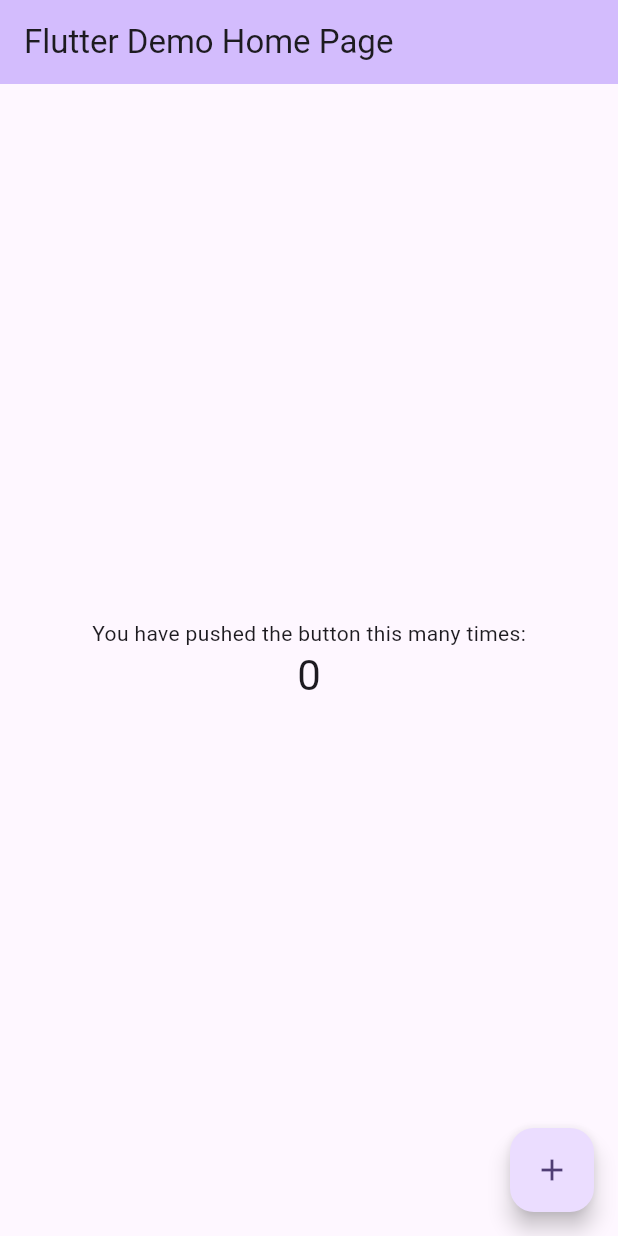
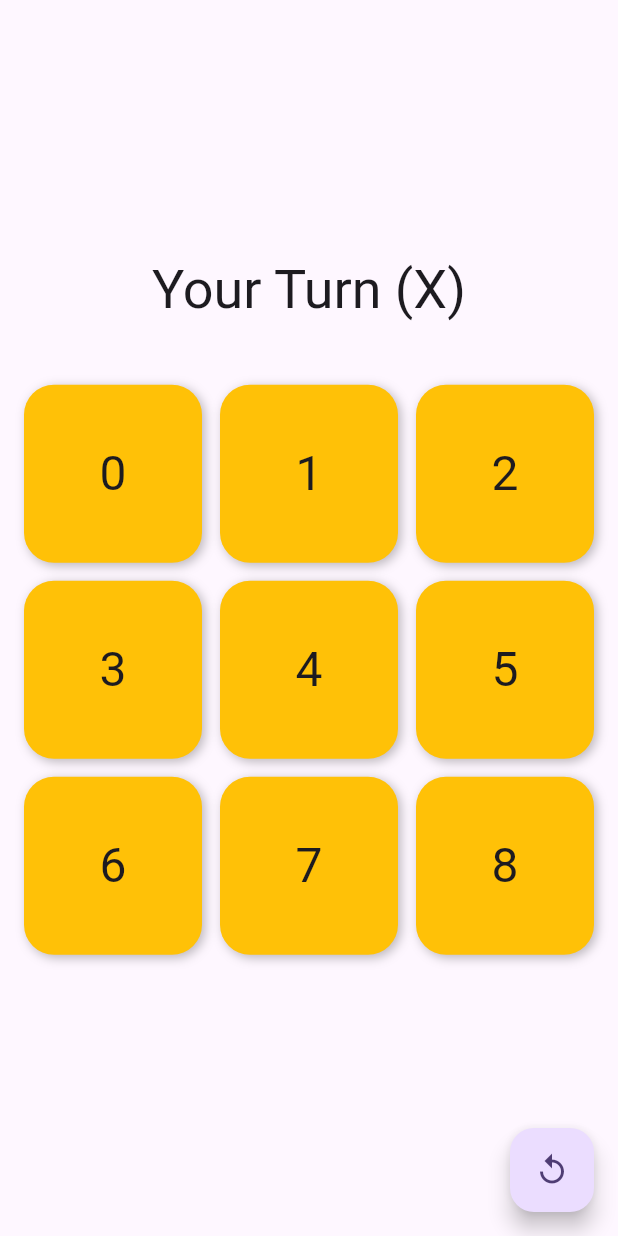
Before and after one commit to SAQG007/tic_tac_toe, a Flutter app: the screen it shows after launch, on a phone screen of 412 x 824 dp. Run offline on Flutter 3.47's test engine with Material 2 defaults, Android fonts, the phone set to English and light mode, and no system bars.

Commit message:
Created board

```diff
--- a/lib/main.dart
+++ b/lib/main.dart
@@ -1,4 +1,5 @@
 import 'package:flutter/material.dart';
+import 'package:tic_tac_toe/pages/board.dart';
 
 void main() {
   runApp(const MyApp());
@@ -13,113 +14,11 @@ class MyApp extends StatelessWidget {
     return MaterialApp(
       title: 'Flutter Demo',
       theme: ThemeData(
-        // This is the theme of your application.
-        //
-        // TRY THIS: Try running your application with "flutter run". You'll see
-        // the application has a blue toolbar. Then, without quitting the app,
-        // try changing the seedColor in the colorScheme below to Colors.green
-        // and then invoke "hot reload" (save your changes or press the "hot
-        // reload" button in a Flutter-supported IDE, or press "r" if you used
-        // the command line to start the app).
-        //
-        // Notice that the counter didn't reset back to zero; the application
-        // state is not lost during the reload. To reset the state, use hot
-        // restart instead.
-        //
-        // This works for code too, not just values: Most code changes can be
-        // tested with just a hot reload.
         colorScheme: ColorScheme.fromSeed(seedColor: Colors.deepPurple),
         useMaterial3: true,
       ),
-      home: const MyHomePage(title: 'Flutter Demo Home Page'),
+      debugShowCheckedModeBanner: false,
+      home: const Board(),
     );
   }
 }
-
-class MyHomePage extends StatefulWidget {
-  const MyHomePage({super.key, required this.title});
-
-  // This widget is the home page of your application. It is stateful, meaning
-  // that it has a State object (defined below) that contains fields that affect
-  // how it looks.
-
-  // This class is the configuration for the state. It holds the values (in this
-  // case the title) provided by the parent (in this case the App widget) and
-  // used by the build method of the State. Fields in a Widget subclass are
-  // always marked "final".
-
-  final String title;
-
-  @override
-  State<MyHomePage> createState() => _MyHomePageState();
-}
-
-class _MyHomePageState extends State<MyHomePage> {
-  int _counter = 0;
-
-  void _incrementCounter() {
-    setState(() {
-      // This call to setState tells the Flutter framework that something has
-      // changed in this State, which causes it to rerun the build method below
-      // so that the display can reflect the updated values. If we changed
-      // _counter without calling setState(), then the build method would not be
-      // called again, and so nothing would appear to happen.
-      _counter++;
-    });
-  }
-
-  @override
-  Widget build(BuildContext context) {
-    // This method is rerun every time setState is called, for instance as done
-    // by the _incrementCounter method above.
-    //
-    // The Flutter framework has been optimized to make rerunning build methods
-    // fast, so that you can just rebuild anything that needs updating rather
-    // than having to individually change instances of widgets.
-    return Scaffold(
-      appBar: AppBar(
-        // TRY THIS: Try changing the color here to a specific color (to
-        // Colors.amber, perhaps?) and trigger a hot reload to see the AppBar
-        // change color while the other colors stay the same.
-        backgroundColor: Theme.of(context).colorScheme.inversePrimary,
-        // Here we take the value from the MyHomePage object that was created by
-        // the App.build method, and use it to set our appbar title.
-        title: Text(widget.title),
-      ),
-      body: Center(
-        // Center is a layout widget. It takes a single child and positions it
-        // in the middle of the parent.
-        child: Column(
-          // Column is also a layout widget. It takes a list of children and
-          // arranges them vertically. By default, it sizes itself to fit its
-          // children horizontally, and tries to be as tall as its parent.
-          //
-          // Column has various properties to control how it sizes itself and
-          // how it positions its children. Here we use mainAxisAlignment to
-          // center the children vertically; the main axis here is the vertical
-          // axis because Columns are vertical (the cross axis would be
-          // horizontal).
-          //
-          // TRY THIS: Invoke "debug painting" (choose the "Toggle Debug Paint"
-          // action in the IDE, or press "p" in the console), to see the
-          // wireframe for each widget.
-          mainAxisAlignment: MainAxisAlignment.center,
-          children: <Widget>[
-            const Text(
-              'You have pushed the button this many times:',
-            ),
-            Text(
-              '$_counter',
-              style: Theme.of(context).textTheme.headlineMedium,
-            ),
-          ],
-        ),
-      ),
-      floatingActionButton: FloatingActionButton(
-        onPressed: _incrementCounter,
-        tooltip: 'Increment',
-        child: const Icon(Icons.add),
-      ), // This trailing comma makes auto-formatting nicer for build methods.
-    );
-  }
-}
--- /dev/null
+++ b/lib/pages/board.dart
@@ -0,0 +1,60 @@
+import 'package:flutter/material.dart';
+
+class Board extends StatefulWidget {
+  const Board({Key? key}) : super(key: key);
+
+  @override
+  _BoardState createState() => _BoardState();
+}
+
+class _BoardState extends State<Board> {
+  @override
+  Widget build(BuildContext context) {
+    return Scaffold(
+      body: Column(
+        mainAxisAlignment: MainAxisAlignment.center,
+        children: [
+          Text(
+            "Your Turn (X)",
+            style: Theme.of(context).textTheme.displaySmall,
+          ),
+          Center(
+            child: GridView.count(
+              shrinkWrap: true,
+              padding: const EdgeInsets.fromLTRB(10.0, 35.0, 10.0, 10.0),
+              crossAxisCount: 3,
+              children: List.generate(9, (index) {
+                return Container(
+                  margin: const EdgeInsets.all(6.0),
+                  decoration: const BoxDecoration(
+                    color: Colors.amber,
+                    borderRadius: BorderRadius.all(
+                      Radius.circular(20.0)
+                    ),
+                    boxShadow: [
+                      BoxShadow(
+                        color: Colors.black26,
+                        blurRadius: 5.0,
+                        offset: Offset(2, 2),
+                      ),
+                    ],
+                  ),
+                  child: Center(
+                    child: Text(
+                      '$index',
+                      style: Theme.of(context).textTheme.headlineLarge,
+                    ),
+                  ),
+                );
+              }),
+            ),
+          ),
+        ],
+      ),
+      floatingActionButton: FloatingActionButton(
+        onPressed: () {},
+        child: const Icon(Icons.replay_outlined),
+      ),
+    );
+  }
+}
```
